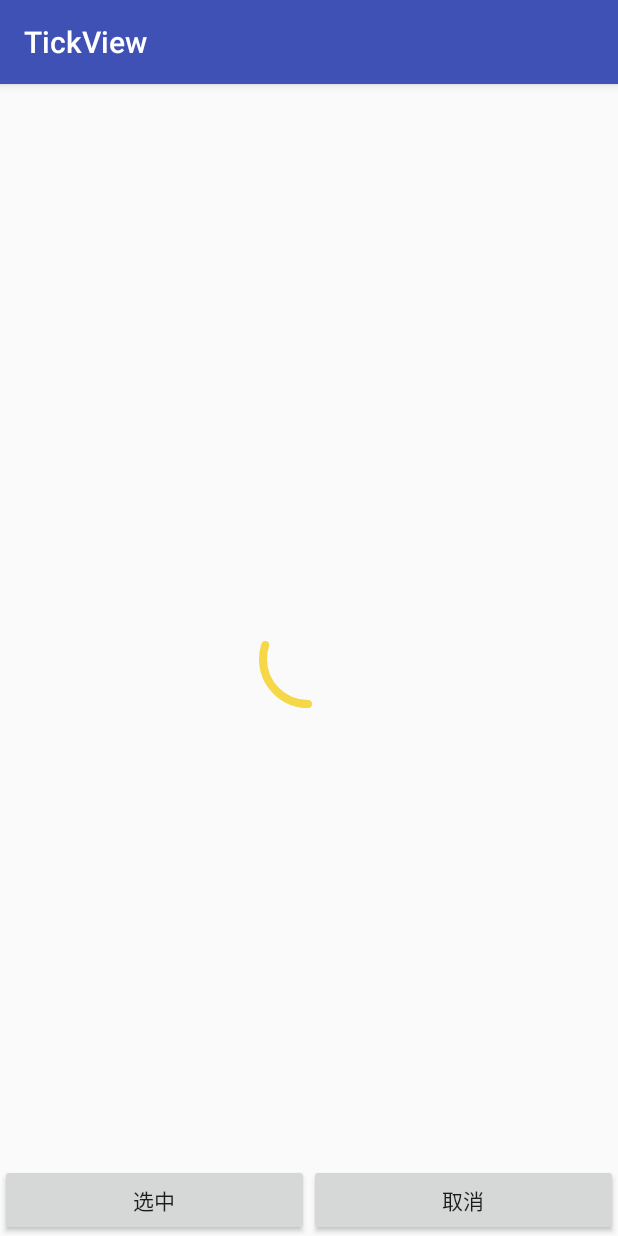
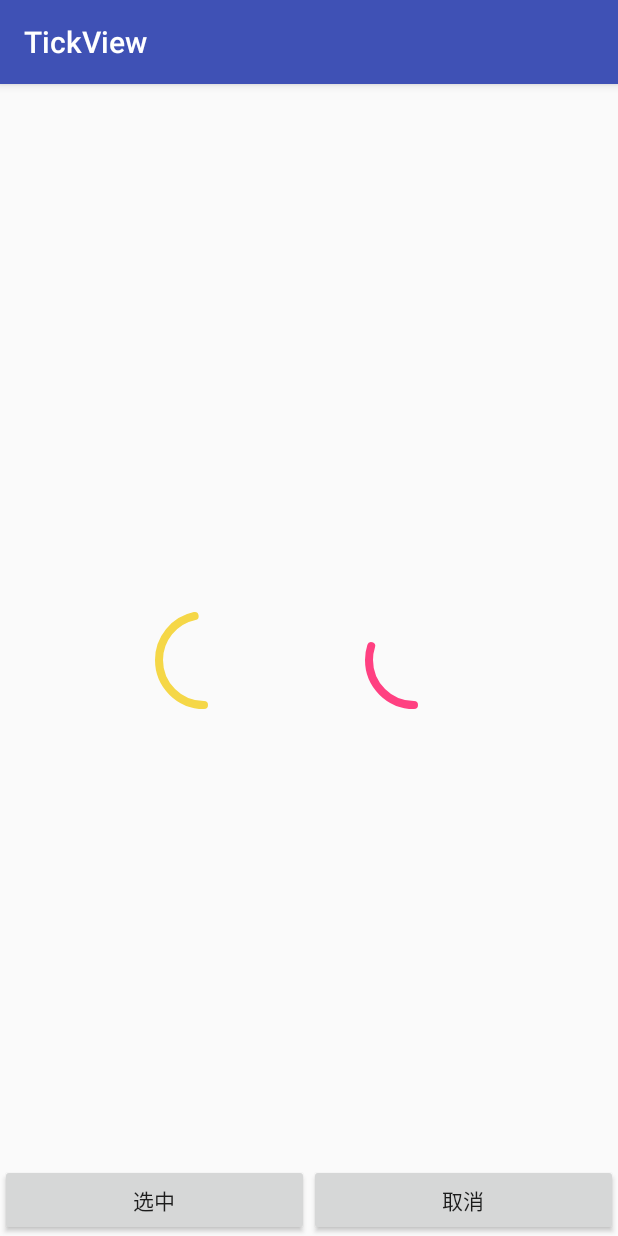
Before and after one commit to ChengangFeng/TickView, an Android app: the screen it shows after launch (MainActivity), after a tap on "选中", on a phone screen of 412 x 824 dp. Run offline under Robolectric (Android 15) with nearby library versions, the phone set to English and light mode, and no system bars; 2 other taps on this screen came first.

Commit message:
修改各种数值的默认值，将其设成dp为单位

```diff
--- a/app/src/main/java/com/github/chengang/tickview/MainActivity.java
+++ b/app/src/main/java/com/github/chengang/tickview/MainActivity.java
@@ -10,13 +10,21 @@ import com.github.chengang.library.TickView;
 public class MainActivity extends AppCompatActivity {
 
     TickView tickView;
+    TickView tickViewAccent;
 
     @Override
     protected void onCreate(Bundle savedInstanceState) {
         super.onCreate(savedInstanceState);
         setContentView(R.layout.activity_main);
         tickView = (TickView) findViewById(R.id.tick_view);
+        tickViewAccent = (TickView) findViewById(R.id.tick_view_accent);
         tickView.setOnCheckedChangeListener(new TickView.OnCheckedChangeListener() {
+            @Override
+            public void onCheckedChanged(TickView tickView, boolean isCheck) {
+                Toast.makeText(MainActivity.this, isCheck + "", Toast.LENGTH_SHORT).show();
+            }
+        });
+        tickViewAccent.setOnCheckedChangeListener(new TickView.OnCheckedChangeListener() {
             @Override
             public void onCheckedChanged(TickView tickView, boolean isCheck) {
                 Toast.makeText(MainActivity.this, isCheck + "", Toast.LENGTH_SHORT).show();
@@ -26,12 +34,14 @@ public class MainActivity extends AppCompatActivity {
             @Override
             public void onClick(View view) {
                 tickView.setChecked(true);
+                tickViewAccent.setChecked(true);
             }
         });
         findViewById(R.id.uncheck_btn).setOnClickListener(new View.OnClickListener() {
             @Override
             public void onClick(View view) {
                 tickView.setChecked(false);
+                tickViewAccent.setChecked(false);
             }
         });
     }
--- a/app/src/main/res/layout/activity_main.xml
+++ b/app/src/main/res/layout/activity_main.xml
@@ -6,12 +6,30 @@
     android:layout_height="match_parent"
     tools:context="com.github.chengang.tickview.MainActivity">
 
-    <com.github.chengang.library.TickView
-        android:id="@+id/tick_view"
-        android:layout_width="190dp"
-        android:layout_height="190dp"
+    <LinearLayout
+        android:layout_width="wrap_content"
+        android:layout_height="wrap_content"
         android:layout_centerInParent="true"
-        app:rate="normal" />
+        android:orientation="horizontal">
+
+        <com.github.chengang.library.TickView
+            android:id="@+id/tick_view"
+            android:layout_width="wrap_content"
+            android:layout_height="wrap_content"
+            app:rate="normal" />
+
+        <View
+            android:layout_width="20dp"
+            android:layout_height="20dp" />
+
+        <com.github.chengang.library.TickView
+            android:id="@+id/tick_view_accent"
+            android:layout_width="wrap_content"
+            android:layout_height="wrap_content"
+            app:check_base_color="@color/colorAccent"
+            app:rate="normal" />
+
+    </LinearLayout>
 
     <LinearLayout
         android:layout_width="match_parent"
--- a/library/src/main/java/com/github/chengang/library/TickView.java
+++ b/library/src/main/java/com/github/chengang/library/TickView.java
@@ -6,7 +6,6 @@ import android.graphics.Canvas;
 import android.graphics.Paint;
 import android.graphics.RectF;
 import android.support.annotation.Nullable;
-import android.text.TextUtils;
 import android.util.AttributeSet;
 import android.view.View;
 
@@ -44,15 +43,16 @@ public class TickView extends View {
     //是否被点亮
     private boolean isChecked = false;
 
-    //勾的半径()
-    private static final float TICK_RADIUS = 35;
-    //勾的偏移
-    private static final float TICK_RADIUS_OFFSET = 10;
-
     private int unCheckBaseColor;
     private int checkBaseColor;
     private int checkTickColor;
     private int radius;
+    //勾的半径()
+    private float tickRadius;
+    //勾的偏移
+    private float tickRadiusOffset;
+    //放大动画的最大范围
+    private int scaleCounterRange;
 
     private TickRateEnum mTickRateEnum;
 
@@ -83,6 +83,10 @@ public class TickView extends View {
         int rateMode = typedArray.getInt(R.styleable.TickView_rate, 1);
         mTickRateEnum = TickRateEnum.getRateEnum(rateMode);
         typedArray.recycle();
+
+        scaleCounterRange = dp2px(mContext, 30);
+        tickRadius = dp2px(mContext, 12);
+        tickRadiusOffset = dp2px(mContext, 4);
     }
 
     private void init() {
@@ -117,23 +121,49 @@ public class TickView extends View {
         });
     }
 
+    private int getMySize(int defaultSize, int measureSpec) {
+        int mySize = defaultSize;
+
+        int mode = MeasureSpec.getMode(measureSpec);
+        int size = MeasureSpec.getSize(measureSpec);
+
+        switch (mode) {
+            case MeasureSpec.UNSPECIFIED:
+            case MeasureSpec.AT_MOST:
+                mySize = defaultSize;
+                break;
+            case MeasureSpec.EXACTLY:
+                mySize = size;
+                break;
+        }
+        return mySize;
+    }
+
     @Override
     protected void onMeasure(int widthMeasureSpec, int heightMeasureSpec) {
         super.onMeasure(widthMeasureSpec, heightMeasureSpec);
+        int width = getMySize(radius * 2 + scaleCounterRange * 2, widthMeasureSpec);
+        int height = getMySize(radius * 2 + scaleCounterRange * 2, heightMeasureSpec);
+
+        height = width = Math.max(width, height);
+
+        setMeasuredDimension(width, height);
+
         centerX = getMeasuredWidth() / 2;
         centerY = getMeasuredHeight() / 2;
 
+        //设置圆圈的外切矩形
         mRectF.set(centerX - radius, centerY - radius, centerX + radius, centerY + radius);
 
         //设置打钩的几个点坐标
-        mPoints[0] = centerX - TICK_RADIUS + TICK_RADIUS_OFFSET;
+        mPoints[0] = centerX - tickRadius + tickRadiusOffset;
         mPoints[1] = (float) centerY;
-        mPoints[2] = centerX - TICK_RADIUS / 2 + TICK_RADIUS_OFFSET;
-        mPoints[3] = centerY + TICK_RADIUS / 2;
-        mPoints[4] = centerX - TICK_RADIUS / 2 + TICK_RADIUS_OFFSET;
-        mPoints[5] = centerY + TICK_RADIUS / 2;
-        mPoints[6] = centerX + TICK_RADIUS * 2 / 3 + TICK_RADIUS_OFFSET;
-        mPoints[7] = centerY - TICK_RADIUS * 2 / 3;
+        mPoints[2] = centerX - tickRadius / 2 + tickRadiusOffset;
+        mPoints[3] = centerY + tickRadius / 2;
+        mPoints[4] = centerX - tickRadius / 2 + tickRadiusOffset;
+        mPoints[5] = centerY + tickRadius / 2;
+        mPoints[6] = centerX + tickRadius * 2 / 4 + tickRadiusOffset;
+        mPoints[7] = centerY - tickRadius * 2 / 4;
     }
 
     @Override
@@ -144,7 +174,7 @@ public class TickView extends View {
             canvas.drawLines(mPoints, mPaintTick);
             return;
         }
-        //画圆弧进度 // TODO: 2017/10/19 画圆弧的速度
+        //画圆弧进度
         ringCounter += mTickRateEnum.getRingCounterUnit();
         if (ringCounter >= 360) {
             ringCounter = 360;
@@ -154,7 +184,7 @@ public class TickView extends View {
         if (ringCounter == 360) {
             mPaintCircle.setColor(checkBaseColor);
             canvas.drawCircle(centerX, centerY, radius, mPaintCircle);
-            //绘制白色的圆 // TODO: 2017/10/19 画缩小圆的速度
+            //绘制白色的圆
             mPaintCircle.setColor(checkTickColor);
             circleCounter += mTickRateEnum.getCircleCounterUnit();
             canvas.drawCircle(centerX, centerY, radius - circleCounter, mPaintCircle);
@@ -164,21 +194,17 @@ public class TickView extends View {
                 if (alphaCount >= 255) alphaCount = 255;
                 mPaintTick.setAlpha(alphaCount);
                 canvas.drawLines(mPoints, mPaintTick);
-                //放大的动画 // TODO: 2017/10/19 放大的范围和速度
+                //放大的动画
                 scaleCounter -= mTickRateEnum.getScaleCounterUnit();
-                if (scaleCounter <= -45) {
-                    scaleCounter = -45;
+                if (scaleCounter <= -scaleCounterRange) {
+                    scaleCounter = -scaleCounterRange;
                 }
-                if (scaleCounter > 0) {
-                    mPaintRing.setStrokeWidth(mPaintRing.getStrokeWidth() + 3.5F);
-                    canvas.drawArc(mRectF, 90, 360, false, mPaintRing);
-                } else {
-                    mPaintRing.setStrokeWidth(mPaintRing.getStrokeWidth() - 3.5F);
-                    canvas.drawArc(mRectF, 90, 360, false, mPaintRing);
-                }
+                float strokeWith = mPaintRing.getStrokeWidth() + (scaleCounter > 0 ? 3.5F : -3.5F);
+                mPaintRing.setStrokeWidth(strokeWith);
+                canvas.drawArc(mRectF, 90, 360, false, mPaintRing);
             }
         }
-        if (scaleCounter != -45) {
+        if (scaleCounter != -scaleCounterRange) {
             postInvalidate();
         }
     }
@@ -208,6 +234,11 @@ public class TickView extends View {
         return (int) (dpValue * scale + 0.5f);
     }
 
+    private static int px2dp(Context context, float pxValue) {
+        final float scale = context.getResources().getDisplayMetrics().density;
+        return (int) (pxValue / scale + 0.5f);
+    }
+
     public interface OnCheckedChangeListener {
         void onCheckedChanged(TickView tickView, boolean isCheck);
     }
```
